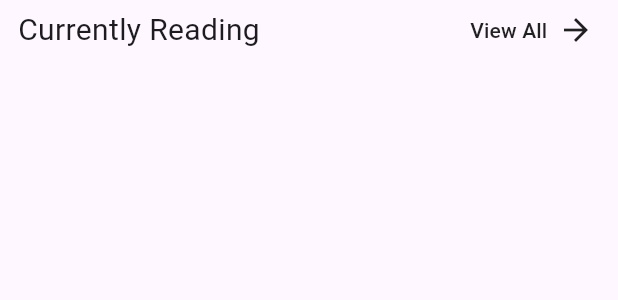
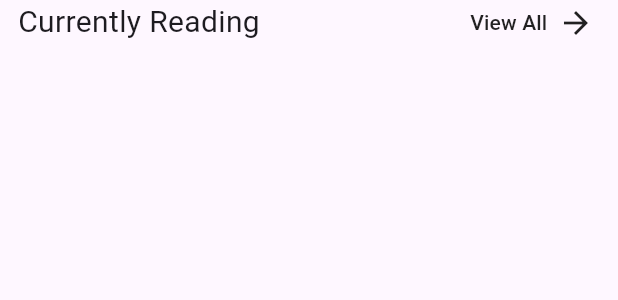
Before and after one commit to meesam4687/zenbu, a Flutter app: the MediaList widget shown alone on an empty page, opened directly with empty values, on a phone screen of 412 x 824 dp. Shown: the top 300 px of the screen. Run offline on Flutter 3.47's test engine with Material 3 defaults, Android fonts, the phone set to English and light mode, and no system bars; drawn by our look-alikes of dynamic_color; our stand-ins replace app_links, cached_network_image, chewie, flutter_markdown, flutter_secure_storage, flutter_svg and 6 more; missing offline and left inert: encrypt, flutter_js, flutter_subtitle, markdown, pseudom, xpath_selector_html_parser; accounts and stored records are empty; network calls fail.

Commit message:
ui: adjust the margins on ui

```diff
--- a/lib/components/home_page/media_list.dart
+++ b/lib/components/home_page/media_list.dart
@@ -11,14 +11,14 @@ class MediaList extends StatelessWidget {
   @override
   Widget build(BuildContext context) {
     return Container(
-      margin: EdgeInsets.only(top: isAnime ? 12 : 0),
+      margin: EdgeInsets.only(top: isAnime ? 20 : 0),
       width: double.infinity,
-      height: 320,
+      height: 310,
       child: Column(
         children: [
           SizedBox(
             width: double.infinity,
-            height: 50,
+            height: 40,
             child: Padding(
               padding: const EdgeInsets.only(
                 left: 12.0,
```
Also changed, not shown: lib/components/global/banner.dart (+1 -6 lines).
